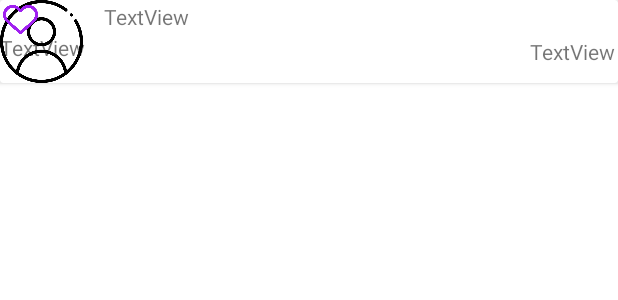
After one commit to Hudaifa59/login, an Android app: the layout reply.xml on its own in the app's theme, with its tools: preview values and no code run, on a phone screen of 412 x 824 dp. The commit adds this screen. Shown: the top 300 px of the screen. Run offline under Robolectric (Android 15) with nearby library versions, the phone set to English and light mode, and no system bars.

Commit message:
reply need help

```diff
--- /dev/null
+++ b/app/src/main/res/layout/reply.xml
@@ -0,0 +1,77 @@
+<?xml version="1.0" encoding="utf-8"?>
+<androidx.cardview.widget.CardView xmlns:android="http://schemas.android.com/apk/res/android"
+    xmlns:app="http://schemas.android.com/apk/res-auto"
+    xmlns:tools="http://schemas.android.com/tools"
+    android:layout_width="match_parent"
+    android:layout_height="wrap_content">
+
+    <LinearLayout
+        android:layout_width="match_parent"
+        android:layout_height="match_parent"
+        android:orientation="horizontal">
+
+        <androidx.constraintlayout.widget.ConstraintLayout
+            android:layout_width="match_parent"
+            android:layout_height="match_parent"
+            app:layout_constraintBottom_toBottomOf="@+id/replylike"
+            app:layout_constraintTop_toBottomOf="@+id/replylike">
+
+            <ImageView
+                android:id="@+id/replyprofile"
+                android:layout_width="0dp"
+                android:layout_height="55dp"
+                android:layout_marginEnd="14dp"
+                android:layout_weight="1"
+                app:layout_constraintEnd_toStartOf="@+id/replyuser"
+                app:layout_constraintStart_toStartOf="parent"
+                app:srcCompat="@drawable/icon"
+                tools:layout_editor_absoluteY="0dp" />
+
+            <TextView
+                android:id="@+id/replyuser"
+                android:layout_width="wrap_content"
+                android:layout_height="wrap_content"
+                android:layout_marginTop="1dp"
+                android:layout_marginEnd="227dp"
+                android:layout_marginBottom="1dp"
+                android:text="TextView"
+                app:layout_constraintBottom_toTopOf="@+id/reply"
+                app:layout_constraintEnd_toStartOf="@+id/replylikes"
+                app:layout_constraintStart_toEndOf="@+id/replyprofile"
+                app:layout_constraintTop_toTopOf="parent" />
+
+            <TextView
+                android:id="@+id/reply"
+                android:layout_width="263dp"
+                android:layout_height="0dp"
+                android:text="TextView"
+                app:layout_constraintBottom_toBottomOf="parent"
+                app:layout_constraintTop_toBottomOf="@+id/replyuser"
+                tools:layout_editor_absoluteX="66dp" />
+
+            <ImageView
+                android:id="@+id/replylike"
+                android:layout_width="27dp"
+                android:layout_height="0dp"
+                android:layout_marginTop="1dp"
+                app:layout_constraintBottom_toTopOf="@+id/replylikes"
+                app:layout_constraintTop_toTopOf="parent"
+                app:srcCompat="@drawable/heart"
+                tools:layout_editor_absoluteX="382dp" />
+
+            <TextView
+                android:id="@+id/replylikes"
+                android:layout_width="wrap_content"
+                android:layout_height="wrap_content"
+                android:layout_marginEnd="2dp"
+                android:layout_marginBottom="11dp"
+                android:text="TextView"
+                app:layout_constraintBottom_toBottomOf="parent"
+                app:layout_constraintEnd_toEndOf="parent"
+                app:layout_constraintStart_toEndOf="@+id/replyuser"
+                app:layout_constraintTop_toBottomOf="@+id/imageView2" />
+        </androidx.constraintlayout.widget.ConstraintLayout>
+
+    </LinearLayout>
+
+</androidx.cardview.widget.CardView>
```
Also changed, not shown: app/src/main/java/com/example/Classes/CommentAdapter.java (+107 -5 lines), app/src/main/java/com/example/Classes/Reply.java (+10 -5 lines), app/src/main/java/com/example/Classes/ReplyAdapter.java (added, +155 -0 lines), app/src/main/java/com/example/myapplication/Commentsforpost.java (+56 -2 lines).
